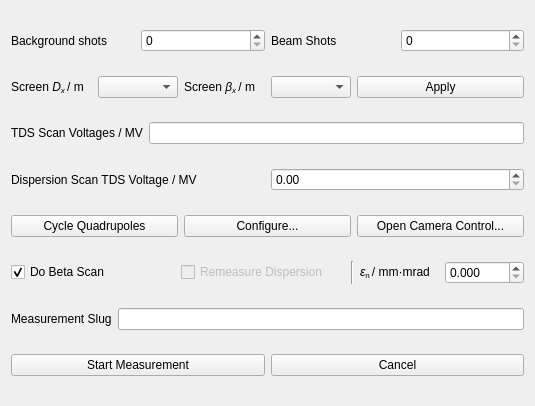
st-walker/esme, file esme/gui/ui/scanner.ui: the form before one commit.
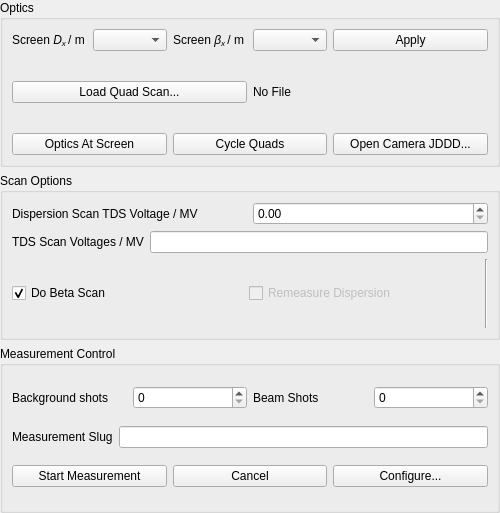
The form after the commit.

Diff of the .ui file:
```diff
--- a/esme/gui/ui/scanner.ui
+++ b/esme/gui/ui/scanner.ui
@@ -6,70 +6,140 @@
    <rect>
     <x>0</x>
     <y>0</y>
-    <width>535</width>
-    <height>406</height>
+    <width>500</width>
+    <height>513</height>
    </rect>
   </property>
+  <property name="maximumSize">
+   <size>
+    <width>16777215</width>
+    <height>16777215</height>
+   </size>
+  </property>
   <property name="windowTitle">
    <string>Form</string>
   </property>
+  <layout class="QGridLayout" name="gridLayout_4">
+   <property name="leftMargin">
+    <number>0</number>
+   </property>
+   <property name="topMargin">
+    <number>0</number>
+   </property>
+   <property name="rightMargin">
+    <number>0</number>
+   </property>
+   <property name="bottomMargin">
+    <number>0</number>
+   </property>
+   <item row="0" column="0">
+    <widget class="QGroupBox" name="groupBox">
+     <property name="title">
+      <string>Optics</string>
+     </property>
   <layout class="QGridLayout" name="gridLayout">
-   <item row="6" column="0">
-    <layout class="QHBoxLayout" name="horizontalLayout_12">
+      <item row="0" column="0">
+       <layout class="QHBoxLayout" name="horizontalLayout_11">
      <item>
-      <widget class="QCheckBox" name="do_beta_scan_checkbox">
+         <layout class="QHBoxLayout" name="horizontalLayout_2">
+          <item>
+           <widget class="QLabel" name="dispersion_label">
        <property name="text">
-        <string>Do Beta Scan</string>
-       </property>
-       <property name="checked">
-        <bool>true</bool>
-       </property>
+             <string>&lt;html&gt;&lt;head/&gt;&lt;body&gt;&lt;p&gt;Screen &lt;span style=&quot; font-style:italic;&quot;&gt;D&lt;/span&gt;&lt;span style=&quot; font-style:italic; vertical-align:sub;&quot;&gt;x &lt;/span&gt;/ m&lt;/p&gt;&lt;/body&gt;&lt;/html&gt;</string>
+            </property>
       </widget>
      </item>
      <item>
-      <widget class="QCheckBox" name="remeasure_dispersoin_checkbox">
+           <widget class="QComboBox" name="dispersion_setpoint_combo_box"/>
+          </item>
+         </layout>
+        </item>
+        <item>
+         <layout class="QHBoxLayout" name="horizontalLayout_10">
+          <item>
+           <widget class="QLabel" name="beta_label">
        <property name="enabled">
-        <bool>false</bool>
+             <bool>true</bool>
        </property>
        <property name="text">
-        <string>Remeasure Dispersion</string>
+             <string>&lt;html&gt;&lt;head/&gt;&lt;body&gt;&lt;p&gt;Screen &lt;span style=&quot; font-style:italic;&quot;&gt;β&lt;/span&gt;&lt;span style=&quot; font-style:italic; vertical-align:sub;&quot;&gt;x &lt;/span&gt;/ m&lt;/p&gt;&lt;/body&gt;&lt;/html&gt;</string>
        </property>
       </widget>
      </item>
      <item>
-      <widget class="Line" name="line">
-       <property name="orientation">
-        <enum>Qt::Vertical</enum>
+           <widget class="QComboBox" name="beta_setpoint_combo_box">
+            <property name="enabled">
+             <bool>true</bool>
        </property>
       </widget>
      </item>
+         </layout>
+        </item>
      <item>
+         <widget class="QPushButton" name="apply_optics_button">
+          <property name="text">
+           <string>Apply</string>
+          </property>
+         </widget>
+        </item>
+       </layout>
+      </item>
+      <item row="1" column="0">
       <layout class="QHBoxLayout" name="horizontalLayout_9">
        <item>
-        <widget class="QLabel" name="emittance_label">
+         <widget class="QPushButton" name="pushButton">
          <property name="text">
-          <string>&lt;html&gt;&lt;head/&gt;&lt;body&gt;&lt;p&gt;&lt;span style=&quot; font-style:italic;&quot;&gt;ε&lt;/span&gt;&lt;span style=&quot; vertical-align:sub;&quot;&gt;n &lt;/span&gt;/ mm·mrad&lt;/p&gt;&lt;/body&gt;&lt;/html&gt;</string>
-         </property>
-         <property name="textFormat">
-          <enum>Qt::RichText</enum>
+           <string>Load Quad Scan...</string>
+          </property>
+         </widget>
+        </item>
+        <item>
+         <widget class="QLabel" name="quad_scan_file_path">
+          <property name="text">
+           <string>No File</string>
          </property>
         </widget>
        </item>
+       </layout>
+      </item>
+      <item row="2" column="0">
+       <layout class="QHBoxLayout" name="horizontalLayout_13">
        <item>
-        <widget class="QDoubleSpinBox" name="measured_emittance_spinbox">
-         <property name="decimals">
-          <number>3</number>
-         </property>
-         <property name="stepType">
-          <enum>QAbstractSpinBox::AdaptiveDecimalStepType</enum>
-         </property>
-        </widget>
-       </item>
+         <widget class="QPushButton" name="pushButton_2">
+          <property name="text">
+           <string>Optics At Screen</string>
+          </property>
+         </widget>
+        </item>
+        <item>
+         <widget class="QPushButton" name="cycle_quads_button">
+          <property name="enabled">
+           <bool>true</bool>
+          </property>
+          <property name="text">
+           <string>Cycle Quads</string>
+          </property>
+         </widget>
+        </item>
+        <item>
+         <widget class="QPushButton" name="open_jddd_screen_gui_button">
+          <property name="text">
+           <string>Open Camera JDDD...</string>
+          </property>
+         </widget>
+        </item>
       </layout>
      </item>
     </layout>
+    </widget>
    </item>
-   <item row="4" column="0">
+   <item row="1" column="0">
+    <widget class="QGroupBox" name="groupBox_3">
+     <property name="title">
+      <string>Scan Options</string>
+     </property>
+     <layout class="QGridLayout" name="gridLayout_3">
+      <item row="0" column="0">
     <layout class="QHBoxLayout" name="horizontalLayout_8">
      <item>
       <widget class="QLabel" name="dscan_voltage_label">
@@ -90,61 +160,7 @@
      </item>
     </layout>
    </item>
-   <item row="8" column="0">
-    <layout class="QHBoxLayout" name="horizontalLayout_3">
-     <item>
-      <widget class="QPushButton" name="start_measurement_button">
-       <property name="text">
-        <string>Start Measurement</string>
-       </property>
-       <property name="checkable">
-        <bool>false</bool>
-       </property>
-       <property name="autoDefault">
-        <bool>false</bool>
-       </property>
-       <property name="default">
-        <bool>false</bool>
-       </property>
-       <property name="flat">
-        <bool>false</bool>
-       </property>
-      </widget>
-     </item>
-     <item>
-      <widget class="QPushButton" name="stop_measurement_button">
-       <property name="text">
-        <string>Cancel</string>
-       </property>
-      </widget>
-     </item>
-    </layout>
-   </item>
-   <item row="7" column="0">
-    <layout class="QHBoxLayout" name="horizontalLayout_6">
-     <item>
-      <widget class="QLabel" name="measurement_name_label">
-       <property name="text">
-        <string>Measurement Slug</string>
-       </property>
-      </widget>
-     </item>
-     <item>
-      <widget class="QLineEdit" name="slug_line_edit">
-       <property name="enabled">
-        <bool>true</bool>
-       </property>
-       <property name="text">
-        <string/>
-       </property>
-       <property name="clearButtonEnabled">
-        <bool>false</bool>
-       </property>
-      </widget>
-     </item>
-    </layout>
-   </item>
-   <item row="3" column="0">
+      <item row="1" column="0">
     <layout class="QHBoxLayout" name="horizontalLayout">
      <item>
       <widget class="QLabel" name="tds_voltages_label">
@@ -162,7 +178,47 @@
      </item>
     </layout>
    </item>
-   <item row="1" column="0">
+      <item row="2" column="0">
+       <layout class="QHBoxLayout" name="horizontalLayout_12">
+        <item>
+         <widget class="QCheckBox" name="do_beta_scan_checkbox">
+          <property name="text">
+           <string>Do Beta Scan</string>
+          </property>
+          <property name="checked">
+           <bool>true</bool>
+          </property>
+         </widget>
+        </item>
+        <item>
+         <widget class="QCheckBox" name="remeasure_dispersoin_checkbox">
+          <property name="enabled">
+           <bool>false</bool>
+          </property>
+          <property name="text">
+           <string>Remeasure Dispersion</string>
+          </property>
+         </widget>
+        </item>
+        <item>
+         <widget class="Line" name="line">
+          <property name="orientation">
+           <enum>Qt::Vertical</enum>
+          </property>
+         </widget>
+        </item>
+       </layout>
+      </item>
+     </layout>
+    </widget>
+   </item>
+   <item row="2" column="0">
+    <widget class="QGroupBox" name="groupBox_2">
+     <property name="title">
+      <string>Measurement Control</string>
+     </property>
+     <layout class="QGridLayout" name="gridLayout_2">
+      <item row="0" column="0">
     <layout class="QHBoxLayout" name="horizontalLayout_7">
      <item>
       <layout class="QHBoxLayout" name="horizontalLayout_4">
@@ -202,61 +258,55 @@
      </item>
     </layout>
    </item>
+      <item row="1" column="0">
+       <layout class="QHBoxLayout" name="horizontalLayout_6">
+        <item>
+         <widget class="QLabel" name="measurement_name_label">
+          <property name="text">
+           <string>Measurement Slug</string>
+          </property>
+         </widget>
+        </item>
+        <item>
+         <widget class="QLineEdit" name="slug_line_edit">
+          <property name="enabled">
+           <bool>true</bool>
+          </property>
+          <property name="text">
+           <string/>
+          </property>
+          <property name="clearButtonEnabled">
+           <bool>false</bool>
+          </property>
+         </widget>
+        </item>
+       </layout>
+      </item>
    <item row="2" column="0">
-    <layout class="QHBoxLayout" name="horizontalLayout_11">
+       <layout class="QHBoxLayout" name="horizontalLayout_3">
      <item>
-      <layout class="QHBoxLayout" name="horizontalLayout_2">
-       <item>
-        <widget class="QLabel" name="dispersion_label">
+         <widget class="QPushButton" name="start_measurement_button">
          <property name="text">
-          <string>&lt;html&gt;&lt;head/&gt;&lt;body&gt;&lt;p&gt;Screen &lt;span style=&quot; font-style:italic;&quot;&gt;D&lt;/span&gt;&lt;span style=&quot; font-style:italic; vertical-align:sub;&quot;&gt;x &lt;/span&gt;/ m&lt;/p&gt;&lt;/body&gt;&lt;/html&gt;</string>
-         </property>
-        </widget>
-       </item>
-       <item>
-        <widget class="QComboBox" name="dispersion_setpoint_combo_box"/>
-       </item>
-      </layout>
-     </item>
-     <item>
-      <layout class="QHBoxLayout" name="horizontalLayout_10">
-       <item>
-        <widget class="QLabel" name="beta_label">
-         <property name="enabled">
-          <bool>true</bool>
-         </property>
-         <property name="text">
-          <string>&lt;html&gt;&lt;head/&gt;&lt;body&gt;&lt;p&gt;Screen &lt;span style=&quot; font-style:italic;&quot;&gt;β&lt;/span&gt;&lt;span style=&quot; font-style:italic; vertical-align:sub;&quot;&gt;x &lt;/span&gt;/ m&lt;/p&gt;&lt;/body&gt;&lt;/html&gt;</string>
-         </property>
-        </widget>
-       </item>
-       <item>
-        <widget class="QComboBox" name="beta_setpoint_combo_box">
-         <property name="enabled">
-          <bool>true</bool>
-         </property>
-        </widget>
-       </item>
-      </layout>
-     </item>
-     <item>
-      <widget class="QPushButton" name="apply_optics_button">
-       <property name="text">
-        <string>Apply</string>
+           <string>Start Measurement</string>
+          </property>
+          <property name="checkable">
+           <bool>false</bool>
+          </property>
+          <property name="autoDefault">
+           <bool>false</bool>
+          </property>
+          <property name="default">
+           <bool>false</bool>
+          </property>
+          <property name="flat">
+           <bool>false</bool>
        </property>
       </widget>
      </item>
-    </layout>
-   </item>
-   <item row="5" column="0">
-    <layout class="QHBoxLayout" name="horizontalLayout_13">
      <item>
-      <widget class="QPushButton" name="cycle_quads_button">
-       <property name="enabled">
-        <bool>true</bool>
-       </property>
+         <widget class="QPushButton" name="stop_measurement_button">
        <property name="text">
-        <string>Cycle Quadrupoles</string>
+           <string>Cancel</string>
        </property>
       </widget>
      </item>
@@ -267,14 +317,10 @@
        </property>
       </widget>
      </item>
-     <item>
-      <widget class="QPushButton" name="open_jddd_screen_gui_button">
-       <property name="text">
-        <string>Open Camera Control...</string>
-       </property>
-      </widget>
-     </item>
-    </layout>
+       </layout>
+      </item>
+     </layout>
+    </widget>
    </item>
   </layout>
  </widget>
```
Lines whose indentation alone changed are shown as unchanged.
